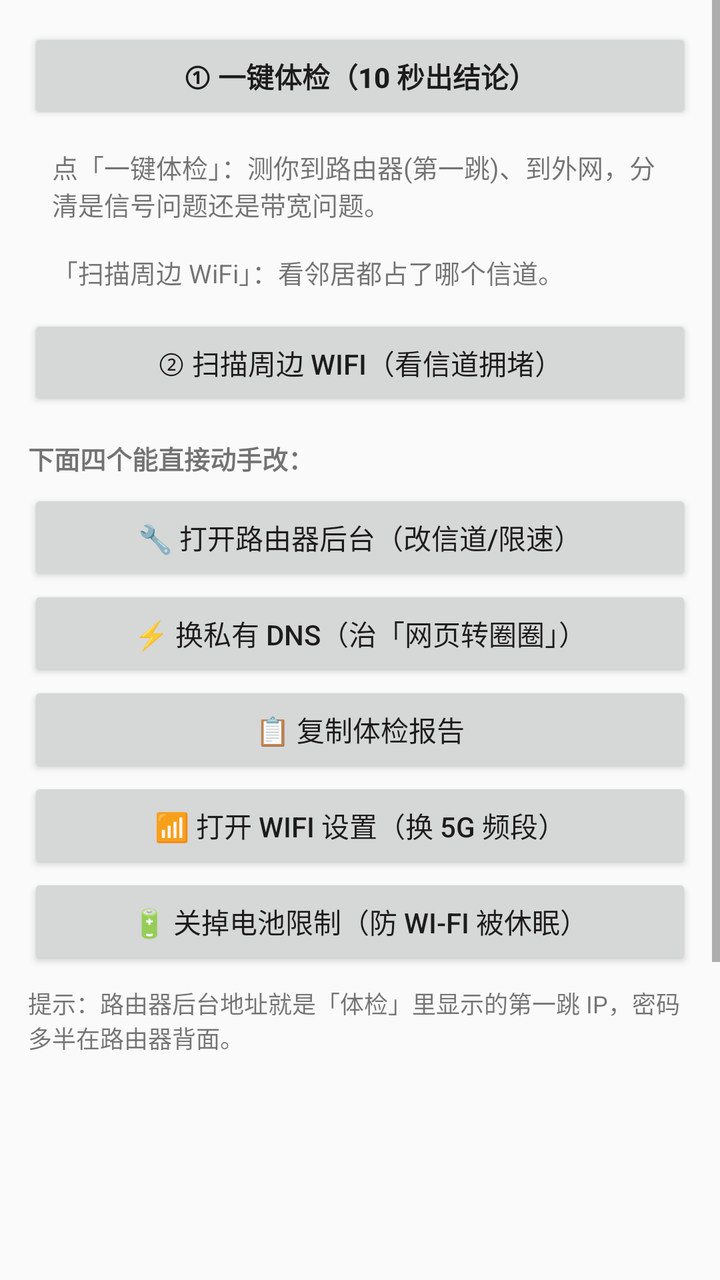
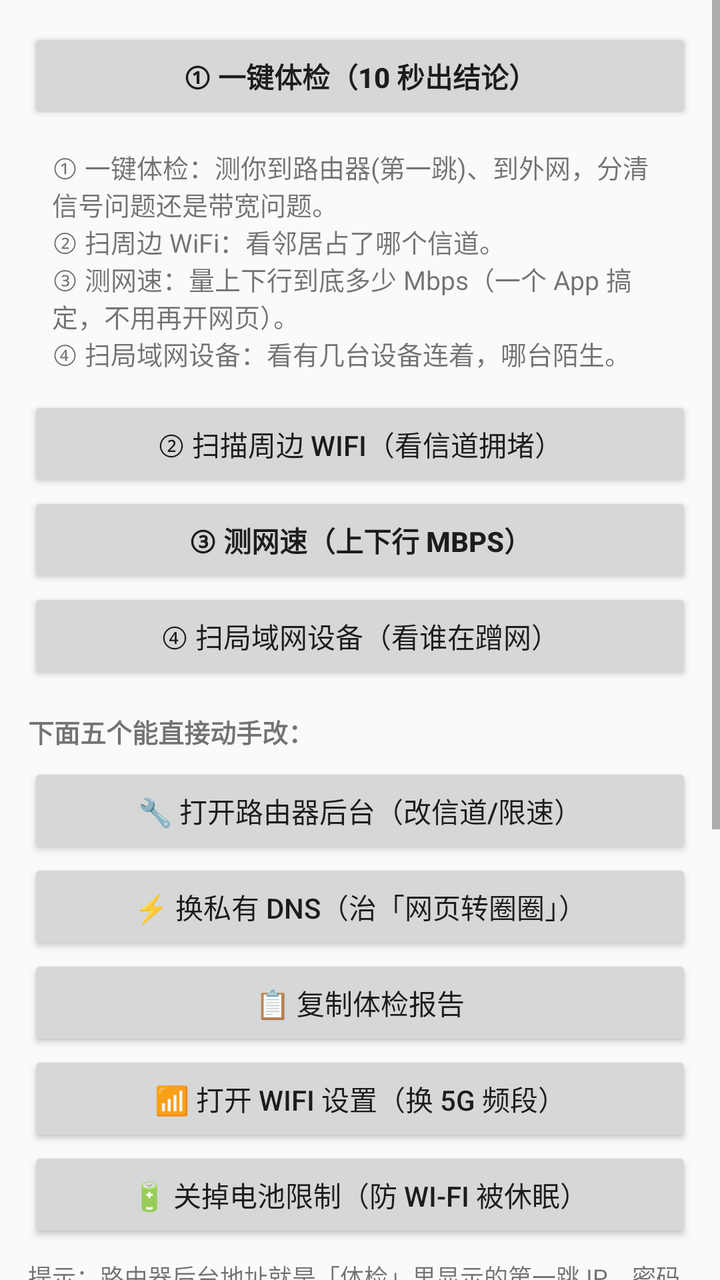

Before-and-after screenshots of an Android layout around one commit, followed by the original layout XML and the change that was made.
<!-- AndroidManifest.xml: application theme Theme.AppCompat.DayNight.NoActionBar -->
<!-- res/layout/activity_main.xml -->
<?xml version="1.0" encoding="utf-8"?>
<ScrollView xmlns:android="http://schemas.android.com/apk/res/android"
    android:layout_width="match_parent"
    android:layout_height="match_parent"
    android:fillViewport="true">

    <LinearLayout
        android:orientation="vertical"
        android:padding="14dp"
        android:layout_width="match_parent"
        android:layout_height="wrap_content">

        <Button
            android:id="@+id/check"
            android:text="① 一键体检（10 秒出结论）"
            android:textStyle="bold"
            android:layout_width="match_parent"
            android:layout_height="wrap_content" />

        <TextView
            android:id="@+id/verdict"
            android:text="点「一键体检」：测你到路由器(第一跳)、到外网，分清是信号问题还是带宽问题。\n\n「扫描周边 WiFi」：看邻居都占了哪个信道。"
            android:padding="12dp"
            android:textSize="13sp"
            android:layout_width="match_parent"
            android:layout_height="wrap_content" />

        <Button
            android:id="@+id/scan"
            android:text="② 扫描周边 WiFi（看信道拥堵）"
            android:layout_width="match_parent"
            android:layout_height="wrap_content" />

        <TextView
            android:text="下面四个能直接动手改："
            android:paddingTop="14dp"
            android:paddingBottom="6dp"
            android:textSize="13sp"
            android:textStyle="bold"
            android:layout_width="match_parent"
            android:layout_height="wrap_content" />

        <Button
            android:id="@+id/btnRouter"
            android:text="🔧 打开路由器后台（改信道/限速）"
            android:layout_width="match_parent"
            android:layout_height="wrap_content" />

        <Button
            android:id="@+id/btnDns"
            android:text="⚡ 换私有 DNS（治「网页转圈圈」）"
            android:layout_width="match_parent"
            android:layout_height="wrap_content" />

        <Button
            android:id="@+id/btnCopy"
            android:text="📋 复制体检报告"
            android:layout_width="match_parent"
            android:layout_height="wrap_content" />

        <Button
            android:id="@+id/btnWifiSet"
            android:text="📶 打开 WiFi 设置（换 5G 频段）"
            android:layout_width="match_parent"
            android:layout_height="wrap_content" />

        <Button
            android:id="@+id/btnBattery"
            android:text="🔋 关掉电池限制（防 Wi-Fi 被休眠）"
            android:layout_width="match_parent"
            android:layout_height="wrap_content" />

        <TextView
            android:id="@+id/tvTip"
            android:text="提示：路由器后台地址就是「体检」里显示的第一跳 IP，密码多半在路由器背面。"
            android:paddingTop="8dp"
            android:paddingBottom="10dp"
            android:textSize="12sp"
            android:layout_width="match_parent"
            android:layout_height="wrap_content" />

        <ListView
            android:id="@+id/list"
            android:layout_width="match_parent"
            android:layout_height="300dp" />
    </LinearLayout>
</ScrollView>
<!-- resources referenced by this layout -->
<resources>

</resources>

<!-- the commit's change to res/layout/activity_main.xml (unified diff, before → after) -->
@@ -19,7 +19,7 @@
 
         <TextView
             android:id="@+id/verdict"
-            android:text="点「一键体检」：测你到路由器(第一跳)、到外网，分清是信号问题还是带宽问题。\n\n「扫描周边 WiFi」：看邻居都占了哪个信道。"
+            android:text="① 一键体检：测你到路由器(第一跳)、到外网，分清信号问题还是带宽问题。\n② 扫周边 WiFi：看邻居占了哪个信道。\n③ 测网速：量上下行到底多少 Mbps（一个 App 搞定，不用再开网页）。\n④ 扫局域网设备：看有几台设备连着，哪台陌生。"
             android:padding="12dp"
             android:textSize="13sp"
             android:layout_width="match_parent"
@@ -31,8 +31,21 @@
             android:layout_width="match_parent"
             android:layout_height="wrap_content" />
 
+        <Button
+            android:id="@+id/btnSpeed"
+            android:text="③ 测网速（上下行 Mbps）"
+            android:textStyle="bold"
+            android:layout_width="match_parent"
+            android:layout_height="wrap_content" />
+
+        <Button
+            android:id="@+id/btnDevScan"
+            android:text="④ 扫局域网设备（看谁在蹭网）"
+            android:layout_width="match_parent"
+            android:layout_height="wrap_content" />
+
         <TextView
-            android:text="下面四个能直接动手改："
+            android:text="下面五个能直接动手改："
             android:paddingTop="14dp"
             android:paddingBottom="6dp"
             android:textSize="13sp"
